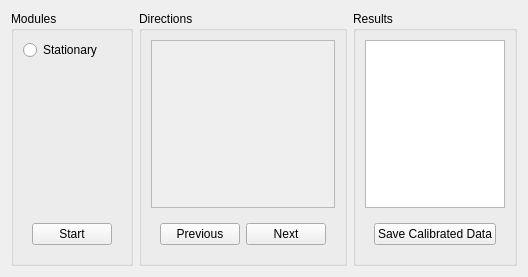
baharev/szte-wsn-code, file tinyos-2.x/trunk/support/cpp/TestShimmer/src/CalibrationWidget.ui: the form before one commit.
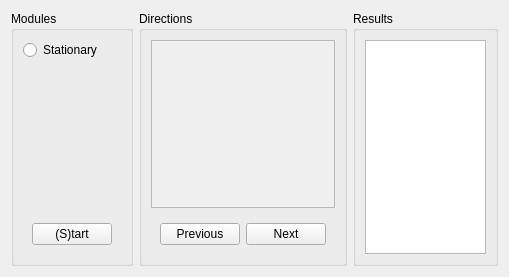
The form after the commit.

Commit message: added consoleWidget calculates angles from accelerometer plots angle data

Diff of the .ui file:
```diff
--- a/tinyos-2.x/trunk/support/cpp/TestShimmer/src/CalibrationWidget.ui
+++ b/tinyos-2.x/trunk/support/cpp/TestShimmer/src/CalibrationWidget.ui
@@ -9,7 +9,7 @@
    <rect>
     <x>0</x>
     <y>0</y>
-    <width>471</width>
+    <width>509</width>
     <height>277</height>
    </rect>
   </property>
@@ -62,7 +62,10 @@
          <item>
           <widget class="QPushButton" name="startButton">
            <property name="text">
-            <string>Start</string>
+            <string>(S)tart</string>
+           </property>
+           <property name="shortcut">
+            <string>S</string>
            </property>
           </widget>
          </item>
@@ -159,19 +162,6 @@
       <item>
        <widget class="QTextBrowser" name="calibrationResults"/>
       </item>
-      <item>
-       <widget class="QWidget" name="widget_3" native="true">
-        <layout class="QHBoxLayout" name="horizontalLayout_4">
-         <item>
-          <widget class="QPushButton" name="saveButton">
-           <property name="text">
-            <string>Save Calibrated Data</string>
-           </property>
-          </widget>
-         </item>
-        </layout>
-       </widget>
-      </item>
      </layout>
     </widget>
    </item>
```
The commit also changes 48 other files.
